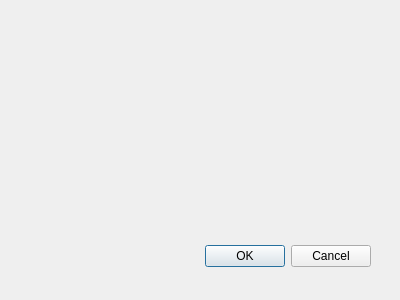
First picture: the form in cbers_color_corrector_dialog_base.ui, repository m-sereno/cbers_color_corrector, before the edit.
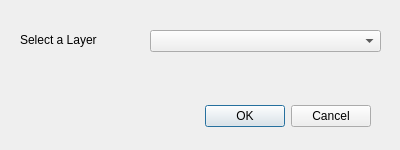
Second picture: the form after the edit.

```diff
--- a/cbers_color_corrector_dialog_base.ui
+++ b/cbers_color_corrector_dialog_base.ui
@@ -1,22 +1,22 @@
 <ui version="4.0" >
  <class>CBERSColorCorrectorDialogBase</class>
- <widget class="QDialog" name="CBERSColorCorrectorDialogBase" >
-  <property name="geometry" >
+ <widget class="QDialog" name="CBERSColorCorrectorDialogBase">
+  <property name="geometry">
    <rect>
     <x>0</x>
     <y>0</y>
     <width>400</width>
-    <height>300</height>
+    <height>150</height>
    </rect>
   </property>
   <property name="windowTitle" >
    <string>CBERS Color Corrector</string>
   </property>
-  <widget class="QDialogButtonBox" name="button_box" >
-   <property name="geometry" >
+  <widget class="QDialogButtonBox" name="button_box">
+   <property name="geometry">
     <rect>
      <x>30</x>
-     <y>240</y>
+     <y>100</y>
      <width>341</width>
      <height>32</height>
     </rect>
@@ -28,6 +28,29 @@
     <set>QDialogButtonBox::Cancel|QDialogButtonBox::Ok</set>
    </property>
   </widget>
+  <widget class="QComboBox" name="selectLayerComboBox">
+   <property name="geometry">
+    <rect>
+     <x>150</x>
+     <y>30</y>
+     <width>231</width>
+     <height>22</height>
+    </rect>
+   </property>
+  </widget>
+  <widget class="QLabel" name="selectLayerLabel">
+   <property name="geometry">
+    <rect>
+     <x>20</x>
+     <y>30</y>
+     <width>91</width>
+     <height>20</height>
+    </rect>
+   </property>
+   <property name="text">
+    <string>Select a Layer</string>
+   </property>
+  </widget>
  </widget>
  <resources/>
  <connections>
```
Left out of the diff: 33 changed lines with no effect on the pictures.
